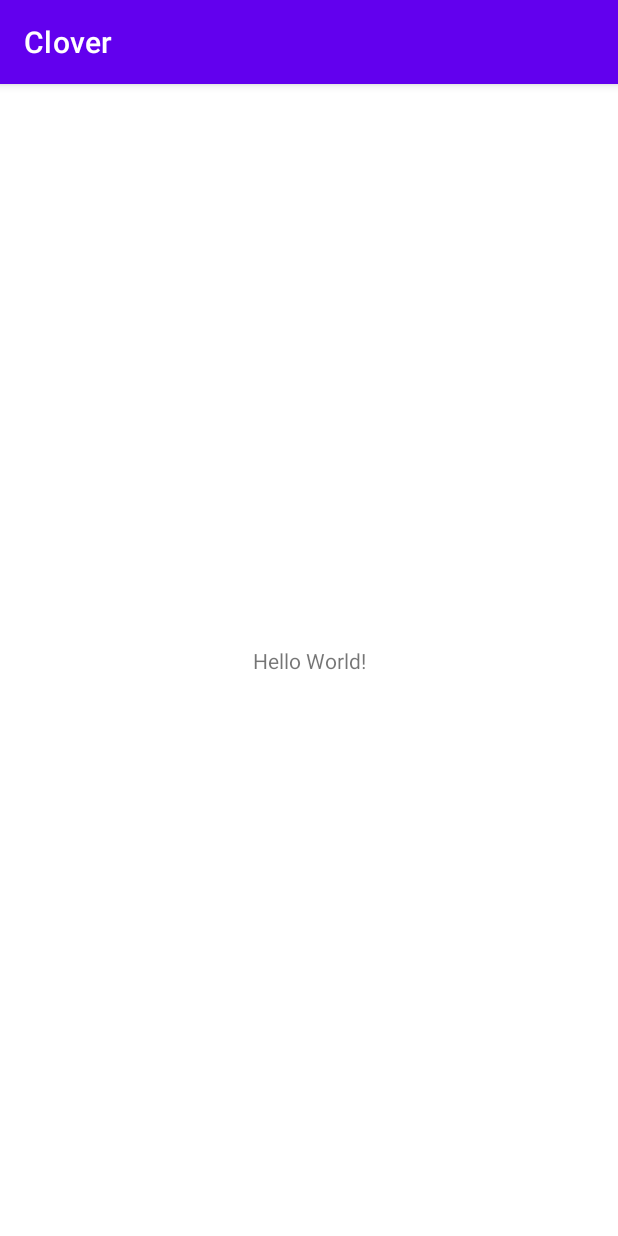
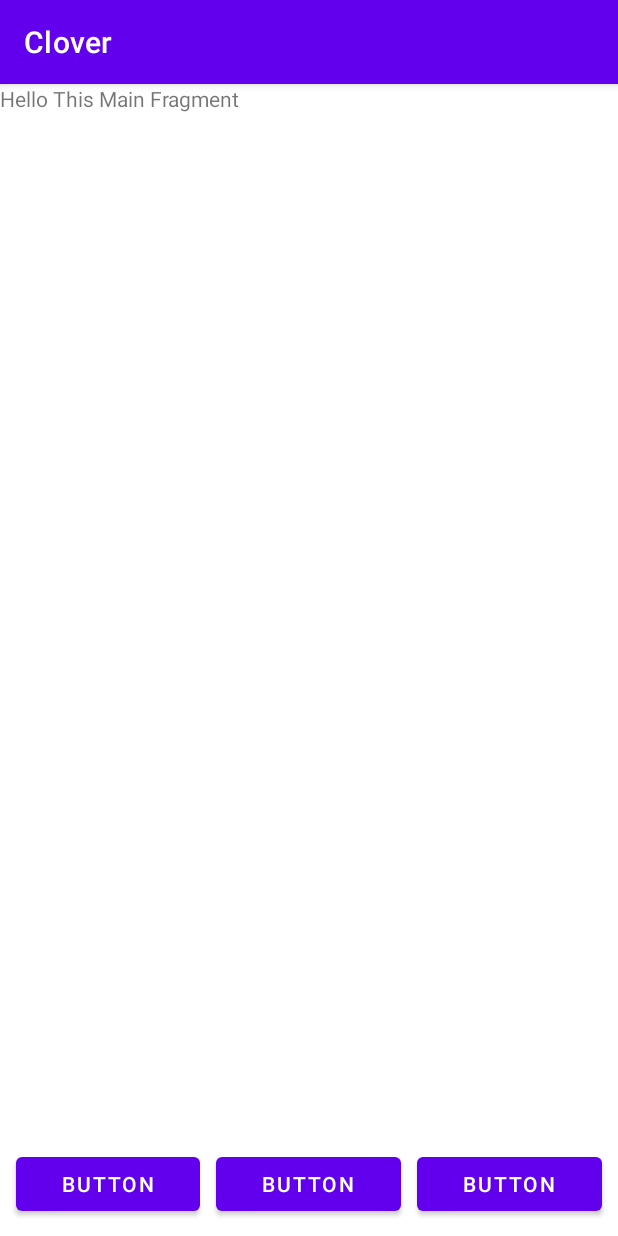
Before and after one commit to ParkSeungSu/CloverProject, an Android app: the screen it shows after launch (MainActivity), on a phone screen of 412 x 824 dp. Run offline under Robolectric (Android 15) with nearby library versions, the phone set to English and light mode, and no system bars.

Commit message:
Fragment start
create mainfragment

```diff
--- a/app/build.gradle
+++ b/app/build.gradle
@@ -32,6 +32,7 @@ dependencies {
     implementation 'androidx.appcompat:appcompat:1.2.0'
     implementation 'com.google.android.material:material:1.2.1'
     implementation 'androidx.constraintlayout:constraintlayout:2.0.4'
+    implementation 'androidx.legacy:legacy-support-v4:1.0.0'
     testImplementation 'junit:junit:4.+'
     androidTestImplementation 'androidx.test.ext:junit:1.1.2'
     androidTestImplementation 'androidx.test.espresso:espresso-core:3.3.0'
--- /dev/null
+++ b/app/src/main/java/halla/icsw/clover/fragment/MainFragment.java
@@ -0,0 +1,23 @@
+package halla.icsw.clover.fragment;
+
+import android.os.Bundle;
+
+import androidx.annotation.Nullable;
+import androidx.fragment.app.Fragment;
+
+import android.view.LayoutInflater;
+import android.view.View;
+import android.view.ViewGroup;
+
+import halla.icsw.clover.R;
+
+public class MainFragment extends Fragment {
+
+    @Nullable
+    @Override
+    public View onCreateView(LayoutInflater inflater, ViewGroup container,
+                             Bundle savedInstanceState) {
+        // Inflate the layout for this fragment
+        return inflater.inflate(R.layout.fragment_main, container, false);
+    }
+}
--- a/app/src/main/res/layout/activity_main.xml
+++ b/app/src/main/res/layout/activity_main.xml
@@ -6,13 +6,50 @@
     android:layout_height="match_parent"
     tools:context=".MainActivity">
 
-    <TextView
-        android:layout_width="wrap_content"
+    <FrameLayout
+        android:id="@+id/FrameLayout"
+        android:layout_width="match_parent"
+        android:layout_height="0dp"
+        app:layout_constraintBottom_toTopOf="@+id/buttonsLayout"
+        app:layout_constraintTop_toTopOf="parent">
+
+        <fragment
+            android:id="@+id/fragment"
+            android:name="halla.icsw.clover.fragment.MainFragment"
+            android:layout_width="wrap_content"
+            android:layout_height="wrap_content" />
+    </FrameLayout>
+
+    <LinearLayout
+        android:id="@+id/buttonsLayout"
+        android:layout_width="match_parent"
         android:layout_height="wrap_content"
-        android:text="Hello World!"
-        app:layout_constraintBottom_toBottomOf="parent"
-        app:layout_constraintLeft_toLeftOf="parent"
-        app:layout_constraintRight_toRightOf="parent"
-        app:layout_constraintTop_toTopOf="parent" />
+        android:orientation="horizontal"
+        android:padding="5dp"
+        app:layout_constraintBottom_toBottomOf="parent">
 
+        <Button
+            android:id="@+id/button"
+            android:layout_width="wrap_content"
+            android:layout_height="wrap_content"
+            android:layout_margin="5dp"
+            android:layout_weight="1"
+            android:text="Button" />
+
+        <Button
+            android:id="@+id/button2"
+            android:layout_width="wrap_content"
+            android:layout_height="wrap_content"
+            android:layout_margin="5dp"
+            android:layout_weight="1"
+            android:text="Button" />
+
+        <Button
+            android:id="@+id/button3"
+            android:layout_width="wrap_content"
+            android:layout_height="wrap_content"
+            android:layout_margin="5dp"
+            android:layout_weight="1"
+            android:text="Button" />
+    </LinearLayout>
 </androidx.constraintlayout.widget.ConstraintLayout>
--- /dev/null
+++ b/app/src/main/res/layout/fragment_main.xml
@@ -0,0 +1,14 @@
+<?xml version="1.0" encoding="utf-8"?>
+<FrameLayout xmlns:android="http://schemas.android.com/apk/res/android"
+    xmlns:tools="http://schemas.android.com/tools"
+    android:layout_width="match_parent"
+    android:layout_height="match_parent"
+    tools:context=".fragment.MainFragment">
+
+    <!-- TODO: Update blank fragment layout -->
+    <TextView
+        android:layout_width="match_parent"
+        android:layout_height="match_parent"
+        android:text="Hello This Main Fragment" />
+
+</FrameLayout>
--- a/app/src/main/res/values/strings.xml
+++ b/app/src/main/res/values/strings.xml
@@ -1,3 +1,5 @@
 <resources>
     <string name="app_name">Clover</string>
+    <!-- TODO: Remove or change this placeholder text -->
+    <string name="hello_blank_fragment">Hello blank fragment</string>
 </resources>
```
